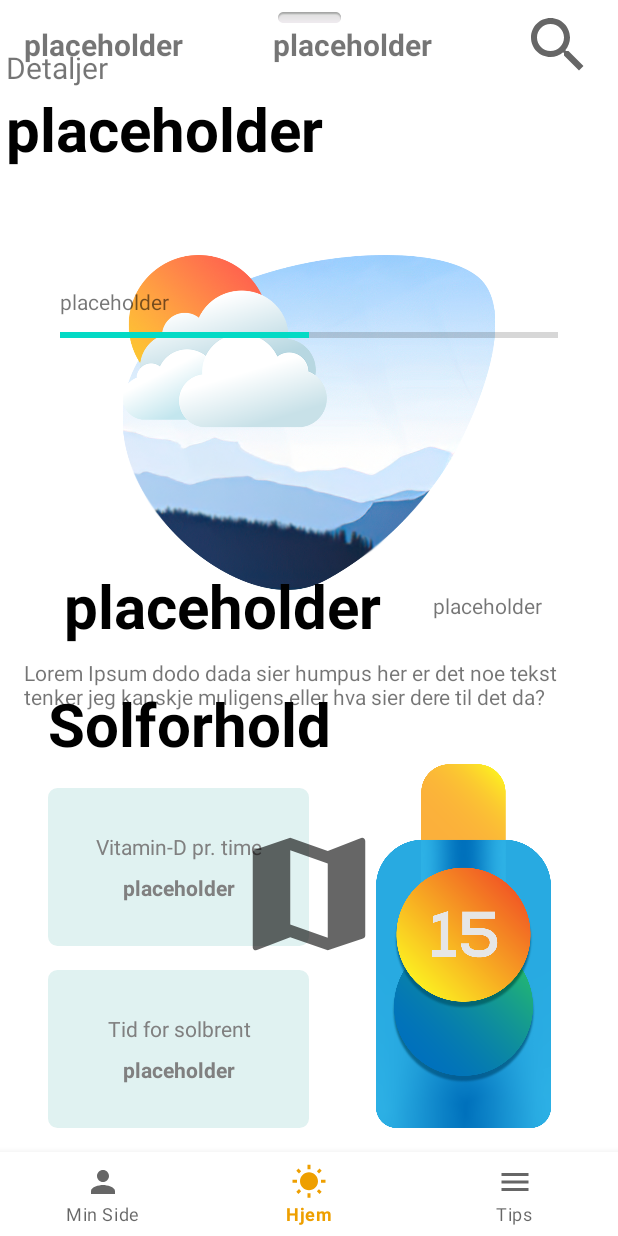
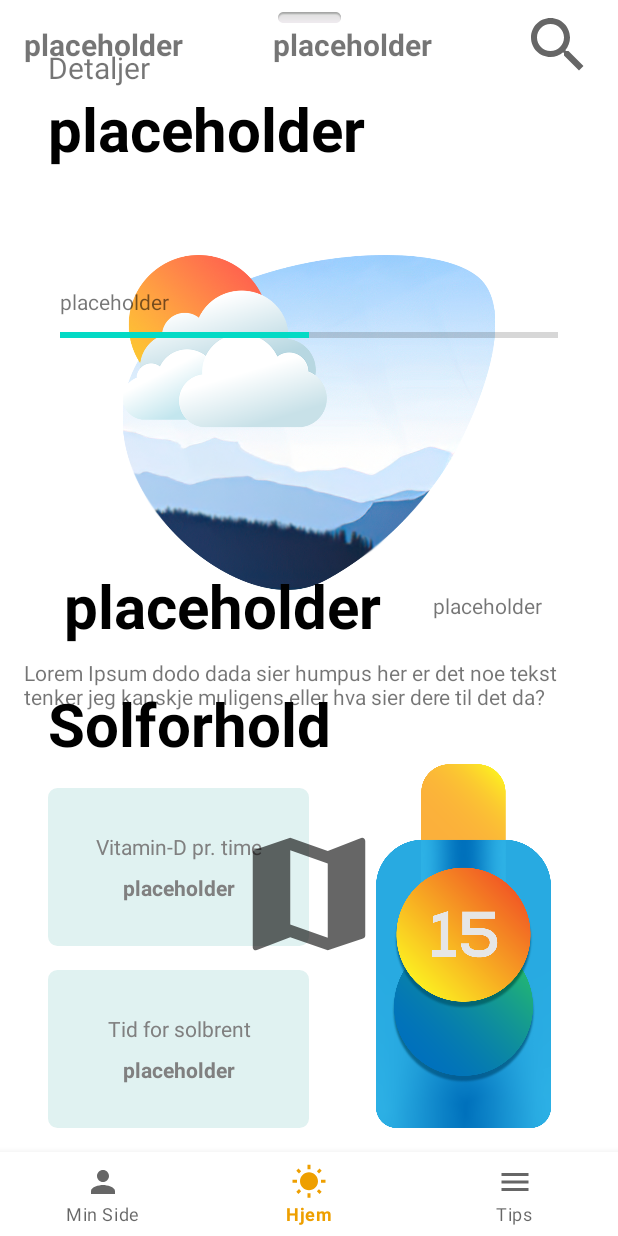
Before and after one commit to lx358hcl/solbrentapp, an Android app: the screen it shows after launch (MainActivity), on a phone screen of 412 x 824 dp. Run offline under Robolectric (Android 15) with nearby library versions, the phone set to English and light mode, and no system bars; our stand-ins replace navigation-ui; libraries missing offline, so code that uses them is left out: com.github.kittinunf.fuel; plain views replace SlidingUpPanelLayout.

Commit message:
Fikset text posisjon

```diff
--- a/app/src/main/res/layout/fragment_home.xml
+++ b/app/src/main/res/layout/fragment_home.xml
@@ -292,7 +292,7 @@
                 android:id="@+id/detaljerAddresse"
                 android:layout_width="wrap_content"
                 android:layout_height="wrap_content"
-                android:layout_marginStart="4dp"
+                android:layout_marginStart="32dp"
                 android:layout_marginBottom="16dp"
                 android:gravity="start"
                 android:text="@string/placeholder"
```
